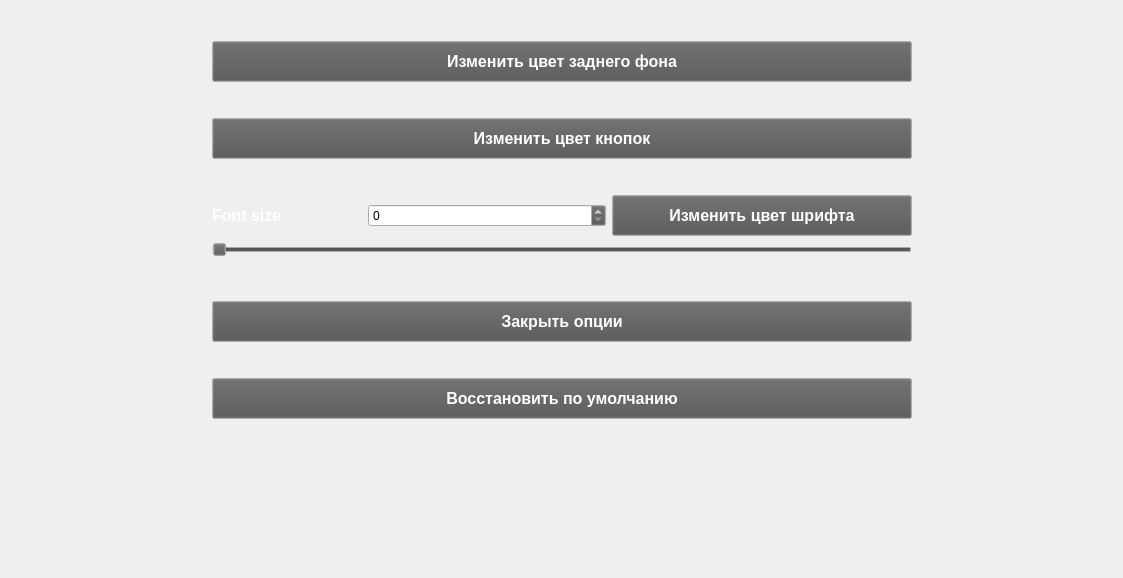
Old version of the form optionswidget.ui in the repository RocketBunny727/CarSharring.
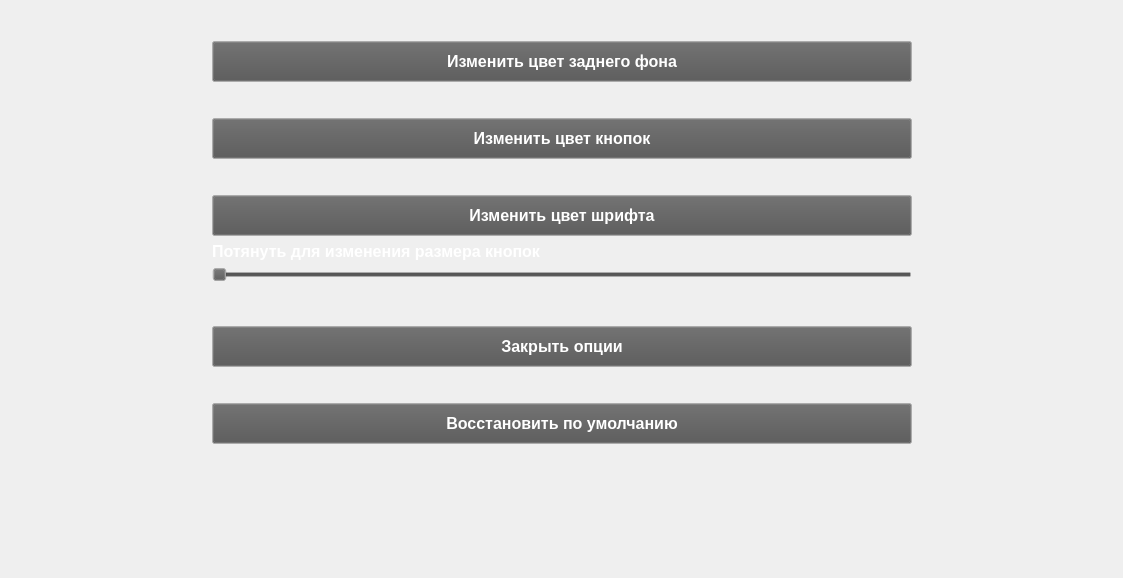
New version of the form.

Diff of the .ui file:
```diff
--- a/optionswidget.ui
+++ b/optionswidget.ui
@@ -469,119 +469,6 @@
          </item>
          <item>
           <layout class="QHBoxLayout" name="horizontalLayout">
-           <item>
-            <widget class="QLabel" name="label">
-             <property name="sizePolicy">
-              <sizepolicy hsizetype="Fixed" vsizetype="Fixed">
-               <horstretch>0</horstretch>
-               <verstretch>0</verstretch>
-              </sizepolicy>
-             </property>
-             <property name="minimumSize">
-              <size>
-               <width>150</width>
-               <height>41</height>
-              </size>
-             </property>
-             <property name="palette">
-              <palette>
-               <active>
-                <colorrole role="WindowText">
-                 <brush brushstyle="SolidPattern">
-                  <color alpha="255">
-                   <red>255</red>
-                   <green>255</green>
-                   <blue>255</blue>
-                  </color>
-                 </brush>
-                </colorrole>
-                <colorrole role="Text">
-                 <brush brushstyle="SolidPattern">
-                  <color alpha="255">
-                   <red>0</red>
-                   <green>0</green>
-                   <blue>0</blue>
-                  </color>
-                 </brush>
-                </colorrole>
-               </active>
-               <inactive>
-                <colorrole role="WindowText">
-                 <brush brushstyle="SolidPattern">
-                  <color alpha="255">
-                   <red>255</red>
-                   <green>255</green>
-                   <blue>255</blue>
-                  </color>
-                 </brush>
-                </colorrole>
-                <colorrole role="Text">
-                 <brush brushstyle="SolidPattern">
-                  <color alpha="255">
-                   <red>0</red>
-                   <green>0</green>
-                   <blue>0</blue>
-                  </color>
-                 </brush>
-                </colorrole>
-               </inactive>
-               <disabled/>
-              </palette>
-             </property>
-             <property name="font">
-              <font>
-               <pointsize>12</pointsize>
-               <bold>true</bold>
-              </font>
-             </property>
-             <property name="text">
-              <string>Font size</string>
-             </property>
-            </widget>
-           </item>
-           <item>
-            <widget class="QSpinBox" name="spinBox">
-             <property name="sizePolicy">
-              <sizepolicy hsizetype="Expanding" vsizetype="Fixed">
-               <horstretch>0</horstretch>
-               <verstretch>0</verstretch>
-              </sizepolicy>
-             </property>
-             <property name="minimumSize">
-              <size>
-               <width>80</width>
-               <height>20</height>
-              </size>
-             </property>
-             <property name="palette">
-              <palette>
-               <active>
-                <colorrole role="WindowText">
-                 <brush brushstyle="SolidPattern">
-                  <color alpha="255">
-                   <red>255</red>
-                   <green>255</green>
-                   <blue>255</blue>
-                  </color>
-                 </brush>
-                </colorrole>
-               </active>
-               <inactive>
-                <colorrole role="WindowText">
-                 <brush brushstyle="SolidPattern">
-                  <color alpha="255">
-                   <red>255</red>
-                   <green>255</green>
-                   <blue>255</blue>
-                  </color>
-                 </brush>
-                </colorrole>
-               </inactive>
-               <disabled/>
-              </palette>
-             </property>
-            </widget>
-           </item>
            <item>
             <widget class="QPushButton" name="fontColorButton">
              <property name="sizePolicy">
@@ -592,7 +479,7 @@
              </property>
              <property name="minimumSize">
               <size>
-               <width>300</width>
+               <width>700</width>
                <height>41</height>
               </size>
              </property>
@@ -633,6 +520,52 @@
            </property>
           </spacer>
          </item>
+         <item>
+          <widget class="QLabel" name="label">
+           <property name="sizePolicy">
+            <sizepolicy hsizetype="Fixed" vsizetype="Fixed">
+             <horstretch>0</horstretch>
+             <verstretch>0</verstretch>
+            </sizepolicy>
+           </property>
+           <property name="palette">
+            <palette>
+             <active>
+              <colorrole role="WindowText">
+               <brush brushstyle="SolidPattern">
+                <color alpha="255">
+                 <red>255</red>
+                 <green>255</green>
+                 <blue>255</blue>
+                </color>
+               </brush>
+              </colorrole>
+             </active>
+             <inactive>
+              <colorrole role="WindowText">
+               <brush brushstyle="SolidPattern">
+                <color alpha="255">
+                 <red>255</red>
+                 <green>255</green>
+                 <blue>255</blue>
+                </color>
+               </brush>
+              </colorrole>
+             </inactive>
+             <disabled/>
+            </palette>
+           </property>
+           <property name="font">
+            <font>
+             <pointsize>12</pointsize>
+             <bold>true</bold>
+            </font>
+           </property>
+           <property name="text">
+            <string>Потянуть для изменения размера кнопок</string>
+           </property>
+          </widget>
+         </item>
          <item>
           <widget class="QSlider" name="fontSizeSlider">
            <property name="minimum">
```
